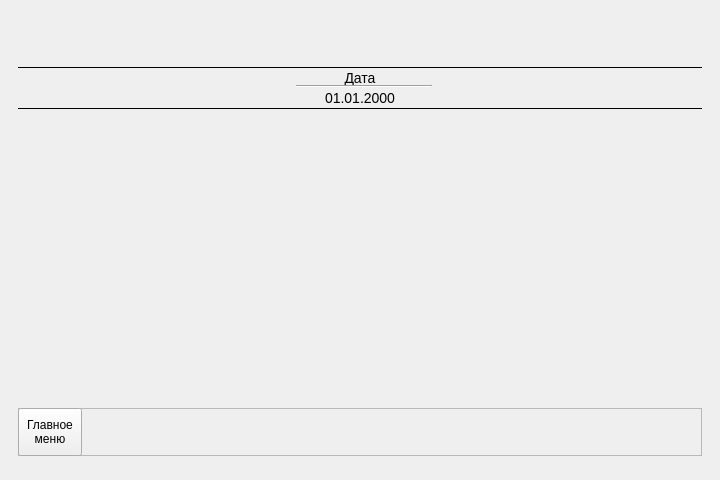
Above: window.ui from KriTora/GeekTale before the change. Below: the same form after it.
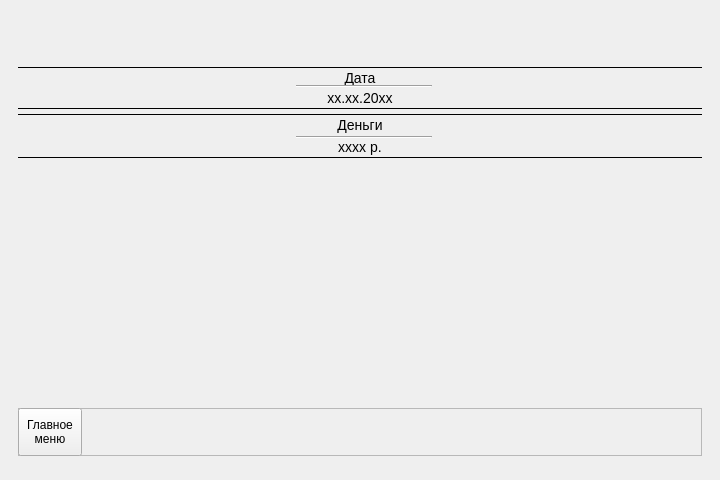
That is the form after the change. The open tabs and pages were chosen to show the change.

Patch:
```diff
--- a/window.ui
+++ b/window.ui
@@ -166,7 +166,70 @@
        <string notr="true">font-size: 14px; border: none;  border-bottom: 1px solid black;</string>
       </property>
       <property name="text">
-       <string>01.01.2000</string>
+       <string>xx.xx.20xx</string>
+      </property>
+      <property name="alignment">
+       <set>Qt::AlignCenter</set>
+      </property>
+     </widget>
+     <widget class="QLabel" name="lbl_money">
+      <property name="geometry">
+       <rect>
+        <x>0</x>
+        <y>90</y>
+        <width>684</width>
+        <height>21</height>
+       </rect>
+      </property>
+      <property name="minimumSize">
+       <size>
+        <width>0</width>
+        <height>17</height>
+       </size>
+      </property>
+      <property name="styleSheet">
+       <string notr="true">font-size: 14px; border-top: 1px solid black;</string>
+      </property>
+      <property name="text">
+       <string>Деньги</string>
+      </property>
+      <property name="alignment">
+       <set>Qt::AlignCenter</set>
+      </property>
+     </widget>
+     <widget class="Line" name="money_divide">
+      <property name="geometry">
+       <rect>
+        <x>278</x>
+        <y>111</y>
+        <width>136</width>
+        <height>4</height>
+       </rect>
+      </property>
+      <property name="orientation">
+       <enum>Qt::Horizontal</enum>
+      </property>
+     </widget>
+     <widget class="QLabel" name="lbl_money_account">
+      <property name="geometry">
+       <rect>
+        <x>0</x>
+        <y>113</y>
+        <width>684</width>
+        <height>21</height>
+       </rect>
+      </property>
+      <property name="minimumSize">
+       <size>
+        <width>0</width>
+        <height>17</height>
+       </size>
+      </property>
+      <property name="styleSheet">
+       <string notr="true">font-size: 14px; border: none;  border-bottom: 1px solid black;</string>
+      </property>
+      <property name="text">
+       <string>xxxx р.</string>
       </property>
       <property name="alignment">
        <set>Qt::AlignCenter</set>
```
Left out of the diff: 6 changed lines with no effect on the pictures.
